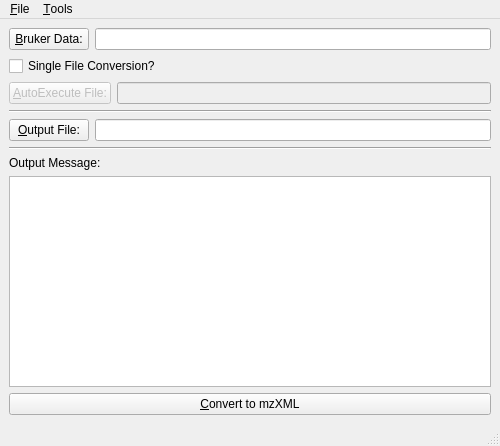
Before: the Qt Designer form Bruker2mzXML/main.ui in mfitzp/toolz, drawn with Qt 5.
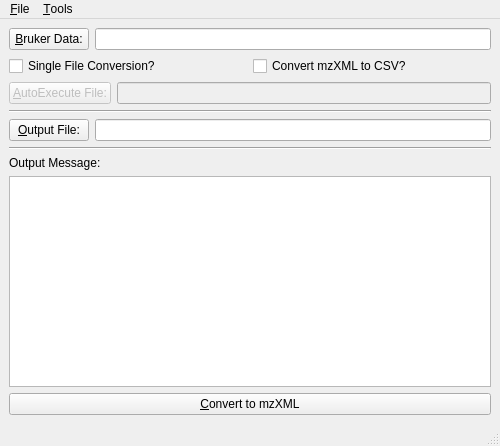
After: the same form once the commit is applied. Icons and pictures are not drawn.

The edit to the form file:
```diff
--- a/Bruker2mzXML/main.ui
+++ b/Bruker2mzXML/main.ui
@@ -32,11 +32,22 @@
      </layout>
     </item>
     <item>
+     <layout class="QHBoxLayout" >
+      <item>
      <widget class="QCheckBox" name="singleFileCB" >
       <property name="text" >
        <string>Single File Conversion?</string>
       </property>
      </widget>
+      </item>
+      <item>
+       <widget class="QCheckBox" name="toCSVCB" >
+        <property name="text" >
+         <string>Convert mzXML to CSV?</string>
+        </property>
+       </widget>
+      </item>
+     </layout>
     </item>
     <item>
      <layout class="QHBoxLayout" >
```
Lines whose indentation alone changed are shown as unchanged.
